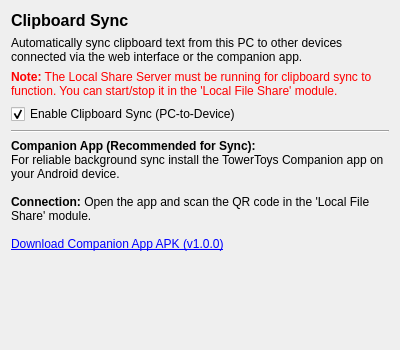
DoonMad/TowerToys, file src/modules/ClipboardSync/clipboardsyncwidget.ui: the form before one commit.
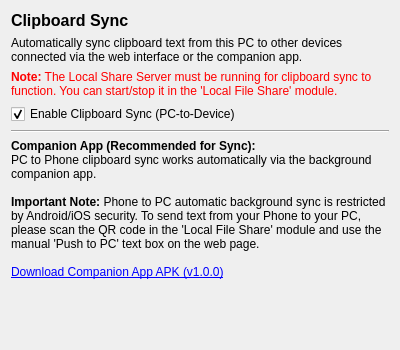
The form after the commit.

Commit message: Improve UI text and helper information for Sync modules

```diff
--- a/src/modules/ClipboardSync/clipboardsyncwidget.ui
+++ b/src/modules/ClipboardSync/clipboardsyncwidget.ui
@@ -73,7 +73,7 @@
    <item>
     <widget class="QLabel" name="appInfoLabel">
      <property name="text">
-      <string>&lt;b&gt;Companion App (Recommended for Sync):&lt;/b&gt;&lt;br&gt;For reliable background sync install the TowerToys Companion app on your Android device.&lt;br&gt;&lt;br&gt;&lt;b&gt;Connection:&lt;/b&gt; Open the app and scan the QR code in the 'Local File Share' module.&lt;br&gt;&lt;br&gt;&lt;a href=&quot;https://github.com/DoonMad/TowerToys-Companion/releases/download/v1.0.0/app-debug.apk&quot;&gt;Download Companion App APK (v1.0.0)&lt;/a&gt;</string>
+      <string>&lt;b&gt;Companion App (Recommended for Sync):&lt;/b&gt;&lt;br&gt;PC to Phone clipboard sync works automatically via the background companion app.&lt;br&gt;&lt;br&gt;&lt;b&gt;Important Note:&lt;/b&gt; Phone to PC automatic background sync is restricted by Android/iOS security. To send text from your Phone to your PC, please scan the QR code in the 'Local File Share' module and use the manual 'Push to PC' text box on the web page.&lt;br&gt;&lt;br&gt;&lt;a href=&quot;https://github.com/DoonMad/TowerToys-Companion/releases/download/v1.0.0/app-debug.apk&quot;&gt;Download Companion App APK (v1.0.0)&lt;/a&gt;</string>
      </property>
      <property name="wordWrap">
       <bool>true</bool>
```
The commit also changes 1 other file.
